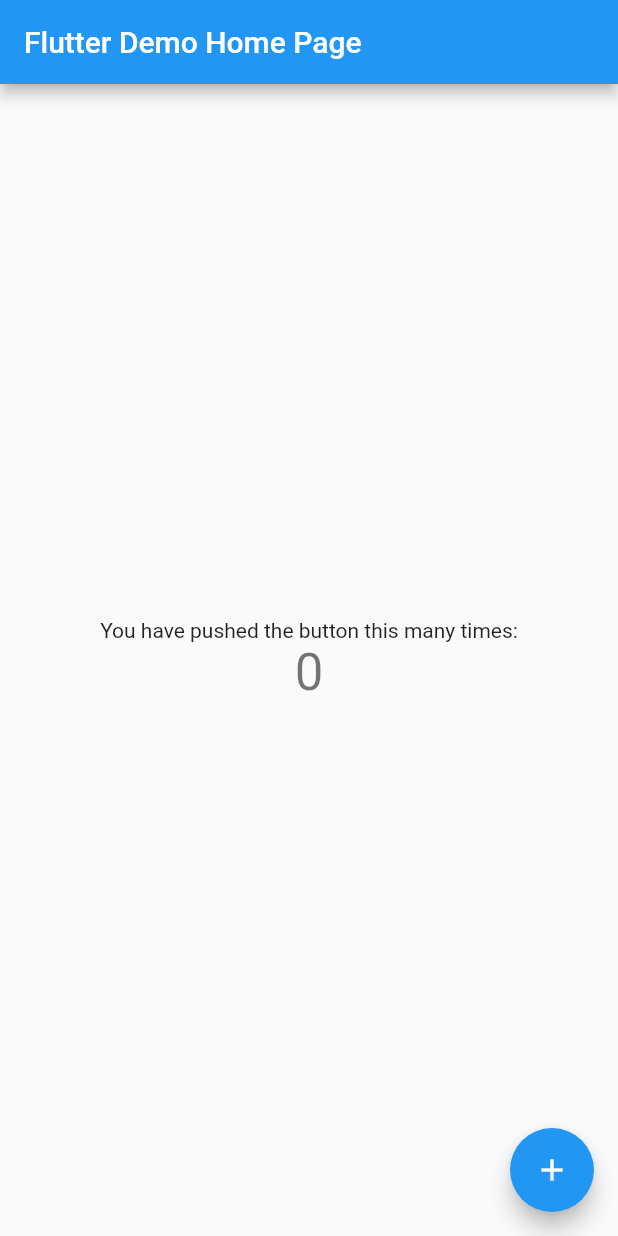
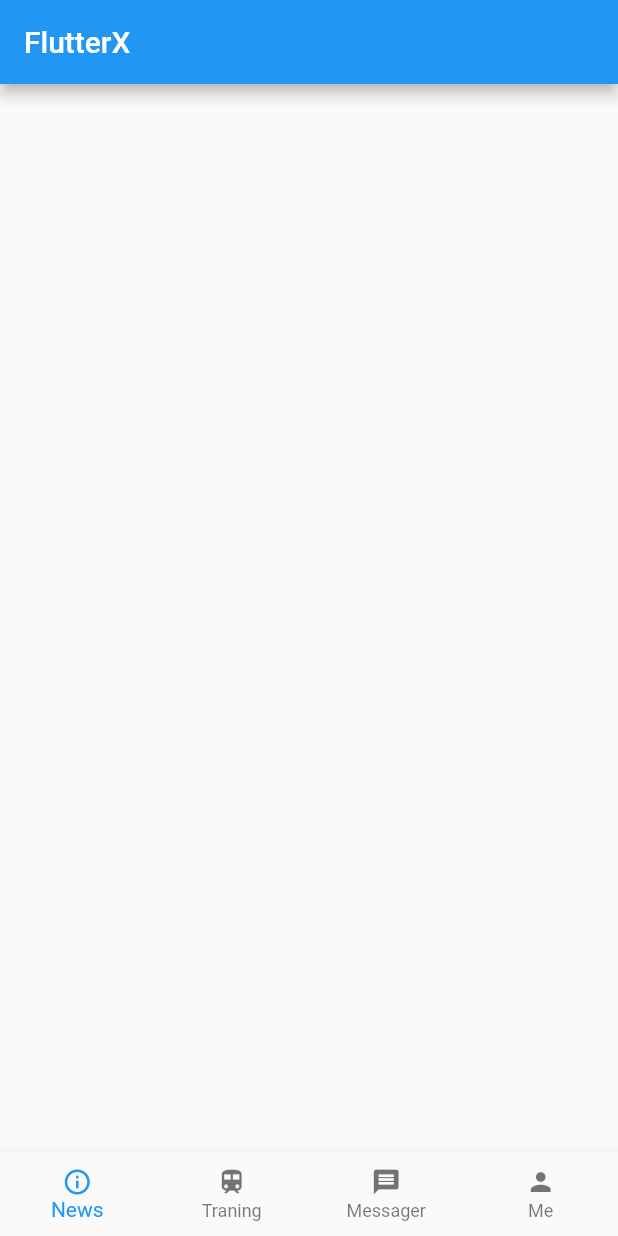
Before and after one commit to digitaldangal/flutterx, a Flutter app: the screen it shows after launch, on a phone screen of 412 x 824 dp. Run offline on Flutter 3.47's test engine with Material 2 defaults, Android fonts, the phone set to English and light mode, and no system bars.

Commit message:
add bottom navigation bar controller.

```diff
--- a/flutterx/lib/main.dart
+++ b/flutterx/lib/main.dart
@@ -1,109 +1,62 @@
 import 'package:flutter/material.dart';
+import 'package:flutterx/widgets/flutterx_bottom_navigation_bar.dart';
 
 void main() => runApp(new MyApp());
 
 class MyApp extends StatelessWidget {
   // This widget is the root of your application.
+
   @override
   Widget build(BuildContext context) {
     return new MaterialApp(
-      title: 'Flutter Demo',
+      title: 'FlutterX',
       theme: new ThemeData(
-        // This is the theme of your application.
-        //
-        // Try running your application with "flutter run". You'll see the
-        // application has a blue toolbar. Then, without quitting the app, try
-        // changing the primarySwatch below to Colors.green and then invoke
-        // "hot reload" (press "r" in the console where you ran "flutter run",
-        // or press Run > Flutter Hot Reload in IntelliJ). Notice that the
-        // counter didn't reset back to zero; the application is not restarted.
         primarySwatch: Colors.blue,
       ),
-      home: new MyHomePage(title: 'Flutter Demo Home Page'),
+      home: new MainPage(title: 'FlutterX'),
     );
   }
 }
 
-class MyHomePage extends StatefulWidget {
-  MyHomePage({Key key, this.title}) : super(key: key);
-
-  // This widget is the home page of your application. It is stateful, meaning
-  // that it has a State object (defined below) that contains fields that affect
-  // how it looks.
-
-  // This class is the configuration for the state. It holds the values (in this
-  // case the title) provided by the parent (in this case the App widget) and
-  // used by the build method of the State. Fields in a Widget subclass are
-  // always marked "final".
-
-  final String title;
+class MainPage extends StatefulWidget {
+  MainPage({Key key, this.title}) : super(key: key);
+  String title;
+  int pageIndex = 0;
+  String page = '';
 
   @override
   _MyHomePageState createState() => new _MyHomePageState();
 }
 
-class _MyHomePageState extends State<MyHomePage> {
-  int _counter = 0;
-
-  void _incrementCounter() {
-    setState(() {
-      // This call to setState tells the Flutter framework that something has
-      // changed in this State, which causes it to rerun the build method below
-      // so that the display can reflect the updated values. If we changed
-      // _counter without calling setState(), then the build method would not be
-      // called again, and so nothing would appear to happen.
-      _counter++;
-    });
+class _MyHomePageState extends State<MainPage>
+    implements ICustomBottomNavigationBar {
+  @override
+  Widget build(BuildContext context) {
+    CustomBottomNavigationBar bottomNavigationBar =
+        new CustomBottomNavigationBar(
+            currentTab: widget.pageIndex, callback: this);
+    return new Scaffold(
+      appBar: new AppBar(
+        title: new Text(widget.title),
+      ),
+      bottomNavigationBar: bottomNavigationBar,
+      // Assigning our navBar to the Scaffold's bottomNavigationBar property.
+      body: new Center(
+        child: new Text(this.widget.page),
+      ),
+    );
   }
 
   @override
-  Widget build(BuildContext context) {
-    // This method is rerun every time setState is called, for instance as done
-    // by the _incrementCounter method above.
-    //
-    // The Flutter framework has been optimized to make rerunning build methods
-    // fast, so that you can just rebuild anything that needs updating rather
-    // than having to individually change instances of widgets.
-    return new Scaffold(
-      appBar: new AppBar(
-        // Here we take the value from the MyHomePage object that was created by
-        // the App.build method, and use it to set our appbar title.
-        title: new Text(widget.title),
-      ),
-      body: new Center(
-        // Center is a layout widget. It takes a single child and positions it
-        // in the middle of the parent.
-        child: new Column(
-          // Column is also layout widget. It takes a list of children and
-          // arranges them vertically. By default, it sizes itself to fit its
-          // children horizontally, and tries to be as tall as its parent.
-          //
-          // Invoke "debug paint" (press "p" in the console where you ran
-          // "flutter run", or select "Toggle Debug Paint" from the Flutter tool
-          // window in IntelliJ) to see the wireframe for each widget.
-          //
-          // Column has various properties to control how it sizes itself and
-          // how it positions its children. Here we use mainAxisAlignment to
-          // center the children vertically; the main axis here is the vertical
-          // axis because Columns are vertical (the cross axis would be
-          // horizontal).
-          mainAxisAlignment: MainAxisAlignment.center,
-          children: <Widget>[
-            new Text(
-              'You have pushed the button this many times:',
-            ),
-            new Text(
-              '$_counter',
-              style: Theme.of(context).textTheme.display1,
-            ),
-          ],
-        ),
-      ),
-      floatingActionButton: new FloatingActionButton(
-        onPressed: _incrementCounter,
-        tooltip: 'Increment',
-        child: new Icon(Icons.add),
-      ), // This trailing comma makes auto-formatting nicer for build methods.
-    );
+  void tabSelected(int index, {String title}) {
+    print('selected: $index');
+    widget.pageIndex = index;
+    setState(() {
+      if (title != null) {
+        widget.page = title;
+      } else {
+        widget.page = 'selected: $index';
+      }
+    });
   }
 }
--- /dev/null
+++ b/flutterx/lib/widgets/flutterx_bottom_navigation_bar.dart
@@ -0,0 +1,64 @@
+import "package:flutter/material.dart";
+
+class ICustomBottomNavigationBar {
+  void tabSelected(int index, {String title}) => print('I am a interface');
+}
+
+class CustomBottomNavigationBar extends StatefulWidget {
+  ICustomBottomNavigationBar callback;
+
+  int currentTab = 0;
+
+  CustomBottomNavigationBar({this.currentTab, this.callback});
+
+  @override
+  CustomBottomNavigationBarState createState() {
+    return new CustomBottomNavigationBarState();
+  }
+}
+
+class CustomBottomNavigationBarState extends State<CustomBottomNavigationBar> {
+  @override
+  Widget build(BuildContext context) {
+    return new BottomNavigationBar(
+      currentIndex: widget.currentTab,
+      onTap: (int numTab) {
+        setState(() {
+          widget.currentTab = numTab;
+          widget.callback?.tabSelected(widget.currentTab, title: 'OMG:$numTab');
+        });
+      },
+      iconSize: 20.0,
+      type: BottomNavigationBarType.fixed,
+      items: <BottomNavigationBarItem>[
+        // Visuals, see docs for more information: https://docs.flutter.io/flutter/material/BottomNavigationBar-class.html
+        new BottomNavigationBarItem(
+            //numTab 0
+            icon: new Icon(Icons.info_outline),
+            title: new Text("News")),
+        new BottomNavigationBarItem(
+            //numTab 1
+            icon: new Icon(Icons.train),
+            title: new Text("Traning")),
+        new BottomNavigationBarItem(
+            //numTab 2
+            icon: new Icon(Icons.message),
+            title: new Text("Messager")),
+//        new BottomNavigationBarItem( //numTab 2
+//            icon: new Icon(Icons.share),
+//            title: new Text("Lucky"),
+//        ),
+        new BottomNavigationBarItem(
+            //numTab 2
+            icon: new Icon(Icons.person),
+            title: new Text("Me")),
+      ],
+    );
+  }
+
+  void setSelectedTab(int index) {
+    setState(() {
+      widget.currentTab = index;
+    });
+  }
+}
--- a/flutterx/res/values/strings_en.arb
+++ b/flutterx/res/values/strings_en.arb
@@ -0,0 +1 @@
+{}
```
Also changed, not shown: flutterx/lib/domain/course.dart (added, +28 -0 lines), flutterx/lib/domain/user.dart (added, +31 -0 lines), flutterx/pubspec.yaml (+7 -0 lines), flutterx/lib/generated/i18n.dart, flutterx/pubspec.lock, 1 other file.
